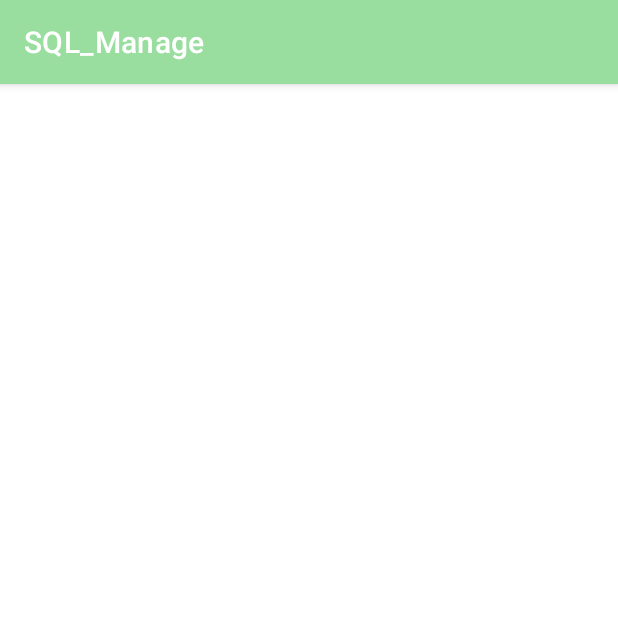
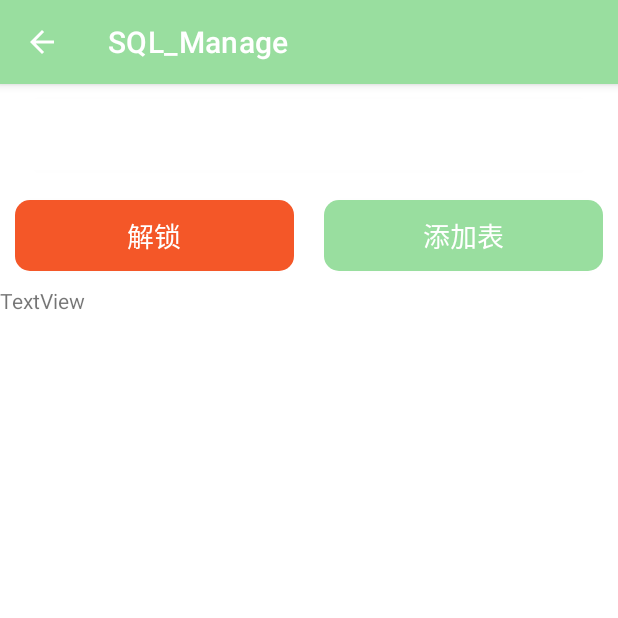
Before and after one commit to AgonyListener/SQL_Manage, an Android app: the ManageActivity screen opened directly, with no data from a screen before it, on a phone screen of 412 x 824 dp, the top half of it. Run offline under Robolectric (Android 15) with nearby library versions, the phone set to English and light mode, and no system bars; 1 statement that could not run was skipped.

Commit message:
准备实现检索数据库，表功能

```diff
--- a/app/src/main/AndroidManifest.xml
+++ b/app/src/main/AndroidManifest.xml
@@ -12,10 +12,10 @@
         android:supportsRtl="true"
         android:theme="@style/Theme.SQL_Manage">
         <activity
-            android:name=".ManageActivity"
+            android:name=".activity.ManageActivity"
             android:exported="false" />
         <activity
-            android:name=".MainActivity"
+            android:name=".activity.MainActivity"
             android:exported="true">
             <intent-filter>
                 <action android:name="android.intent.action.MAIN" />
--- /dev/null
+++ b/app/src/main/java/com/example/sql_manage/activity/ManageActivity.java
@@ -0,0 +1,127 @@
+package com.example.sql_manage.activity;
+
+import androidx.appcompat.app.AppCompatActivity;
+
+import android.annotation.SuppressLint;
+import android.os.Bundle;
+import android.view.MenuItem;
+import android.widget.TextView;
+import android.widget.Toast;
+
+import com.example.sql_manage.MainData;
+import com.example.sql_manage.R;
+import com.example.sql_manage.sql_bean.SQLMsgBean;
+import com.example.sql_manage.utils.MySQLConnections;
+import com.google.android.material.card.MaterialCardView;
+
+import java.sql.Connection;
+import java.sql.DatabaseMetaData;
+import java.sql.PreparedStatement;
+import java.sql.ResultSet;
+import java.sql.SQLException;
+import java.util.ArrayList;
+import java.util.List;
+
+public class ManageActivity extends AppCompatActivity {
+    private SQLMsgBean sqlMsgBean;
+    private TextView textView,tag;
+    String string="";
+
+    private static Connection con = null;
+    private static PreparedStatement stmt = null;
+    @Override
+    protected void onCreate(Bundle savedInstanceState) {
+        super.onCreate(savedInstanceState);
+        setContentView(R.layout.activity_manage);
+        //获取数据库连接信息
+        sqlMsgBean = MainData.sqlMsgBean;
+        //数据库名字
+        getSupportActionBar().setTitle(sqlMsgBean.getDbname());
+        //返回按钮
+        getSupportActionBar().setDisplayHomeAsUpEnabled(true);
+
+        initViews();
+
+
+
+
+        new Thread_reg().start();
+
+    }
+    private void initViews(){
+        textView = findViewById(R.id.textView);
+        tag = findViewById(R.id.notice);
+    }
+    public boolean onOptionsItemSelected(MenuItem item) {
+        switch (item.getItemId()) {
+            case android.R.id.home:
+                finish();
+                break;
+        }
+        return true;
+    }
+    class Thread_reg extends Thread{
+        @Override
+        public void run() {
+            try {
+                con = MySQLConnections.getConnection(sqlMsgBean.getmainURL(),sqlMsgBean.getUser(),sqlMsgBean.getPassword());
+            } catch (Exception e) {
+                e.printStackTrace();
+            }
+            try {
+
+                String search_sql ="SELECT table_name FROM information_schema.tables WHERE table_schema = '"+sqlMsgBean.getDbname()+"' AND table_type = 'base table'";    //要执行的SQ
+                if (con!=null) {
+                    stmt = con.prepareStatement(search_sql);
+                    // 关闭事务自动提交 ,这一行必须加上
+                    con.setAutoCommit(false);
+
+
+                    ResultSet rs = stmt.executeQuery();//创建数据对象
+                    while (rs.next()) {
+                        string+="\n"+rs.getString(1);
+                    }
+                    con.commit();
+                    rs.close();
+                    stmt.close();
+                    List<String> a = getDataBases(con);
+                    runOnUiThread(new Runnable() {
+                        @Override
+                        public void run() {
+                            if (string.length()<=0){
+                                tag.setText("无表或者连接异常【点击可编辑信息】");
+                                tag.setBackgroundResource(R.color.red);
+                            }else {
+                                tag.setText("连接成功【点击可编辑信息】");
+                                tag.setBackgroundResource(R.color.green);
+                            }
+                            string +="\n-------------------------\n";
+                            for (int i = 0; i < a.size(); i++) {
+                                string+="\n"+a.get(i);
+                            }
+                            textView.setText(string);
+                            Toast.makeText(ManageActivity.this, "ok", Toast.LENGTH_SHORT).show();
+                        }
+                    });
+                }
+            }catch (SQLException e){
+                e.printStackTrace();
+            } catch (Exception e) {
+                e.printStackTrace();
+            }
+        }
+    }
+
+    public static List<String> getDataBases(Connection connection) throws Exception {
+
+        DatabaseMetaData metaData = connection.getMetaData();
+        ResultSet catalogs = metaData.getCatalogs();
+        ArrayList<String> dbs = new ArrayList<>();
+        while (catalogs.next()) {
+            String db = catalogs.getString(".TABLE_CAT");
+            dbs.add(db);
+        }
+
+        return dbs;
+    }
+}
--- a/app/src/main/java/com/example/sql_manage/sql_bean/SQLMsgBean.java
+++ b/app/src/main/java/com/example/sql_manage/sql_bean/SQLMsgBean.java
@@ -33,7 +33,7 @@ public class SQLMsgBean {
     }
 
     public String getmainURL() {
-        return "jdbc:mysql://"+dburl+":"+dbport+"/"+dbname;
+        return "jdbc:mysql://"+dburl+":"+dbport;
     }
     public String getStauts() {
         return stauts;
--- a/app/src/main/res/layout/activity_manage.xml
+++ b/app/src/main/res/layout/activity_manage.xml
@@ -1,9 +1,79 @@
 <?xml version="1.0" encoding="utf-8"?>
-<androidx.constraintlayout.widget.ConstraintLayout xmlns:android="http://schemas.android.com/apk/res/android"
+<LinearLayout xmlns:android="http://schemas.android.com/apk/res/android"
     xmlns:app="http://schemas.android.com/apk/res-auto"
     xmlns:tools="http://schemas.android.com/tools"
     android:layout_width="match_parent"
     android:layout_height="match_parent"
-    tools:context=".ManageActivity">
+    android:orientation="vertical"
+    tools:context=".activity.ManageActivity">
+    <com.google.android.material.card.MaterialCardView
+        android:id="@+id/material"
+        android:layout_width="match_parent"
+        android:layout_height="wrap_content"
+        android:layout_margin="10dp"
 
-</androidx.constraintlayout.widget.ConstraintLayout>
+        app:cardCornerRadius="10dp"
+        app:cardElevation="2dp">
+        <TextView
+            android:padding="10dp"
+            android:id="@+id/notice"
+            android:gravity="center"
+            android:layout_width="match_parent"
+            android:layout_height="match_parent"
+            android:textSize="18dp"
+            android:textColor="@color/white"
+            android:text="无表或者连接异常【点击可编辑信息】" />
+    </com.google.android.material.card.MaterialCardView>
+
+    <LinearLayout
+        android:layout_width="match_parent"
+        android:layout_height="wrap_content"
+        android:orientation="horizontal">
+        <com.google.android.material.card.MaterialCardView
+            android:layout_width="0dp"
+            android:layout_weight="1"
+            android:layout_height="wrap_content"
+            android:layout_margin="10dp"
+
+            app:cardCornerRadius="10dp"
+            app:cardElevation="2dp">
+            <TextView
+                android:padding="10dp"
+                android:gravity="center"
+                android:layout_width="match_parent"
+                android:layout_height="match_parent"
+                android:background="@color/orange"
+                android:textSize="18dp"
+                android:textColor="@color/white"
+                android:text="解锁" />
+        </com.google.android.material.card.MaterialCardView>
+        <com.google.android.material.card.MaterialCardView
+            android:layout_width="0dp"
+            android:layout_weight="1"
+            android:layout_height="wrap_content"
+            android:layout_margin="10dp"
+
+            app:cardCornerRadius="10dp"
+            app:cardElevation="2dp">
+            <TextView
+                android:padding="10dp"
+                android:gravity="center"
+                android:layout_width="match_parent"
+                android:layout_height="match_parent"
+                android:textSize="18dp"
+                android:background="@color/purple_700"
+                android:textColor="@color/white"
+                android:text="添加表" />
+        </com.google.android.material.card.MaterialCardView>
+    </LinearLayout>
+
+
+
+    <TextView
+        android:id="@+id/textView"
+        android:layout_width="match_parent"
+        android:layout_height="match_parent"
+        android:text="TextView"
+        app:layout_constraintStart_toStartOf="parent"
+        app:layout_constraintTop_toTopOf="parent" />
+</LinearLayout>
--- a/app/src/main/res/values/colors.xml
+++ b/app/src/main/res/values/colors.xml
@@ -10,4 +10,6 @@
 
     <color name="hui">#f1f3fc</color>
     <color name="orange">#f45728</color>
+    <color name="red">#F44336</color>
+    <color name="green">#4CAF50</color>
 </resources>
```
Also changed, not shown: app/src/main/java/com/example/sql_manage/MainData.java (added, +15 -0 lines), app/src/main/java/com/example/sql_manage/ManageActivity.java (deleted, +0 -14 lines), app/src/main/java/com/example/sql_manage/activity/MainActivity.java (renamed from app/src/main/java/com/example/sql_manage/MainActivity.java, +37 -4 lines), app/src/main/java/com/example/sql_manage/utils/MySQLConnections.java (+9 -4 lines), app/src/main/res/layout/activity_main.xml (+10 -1 lines).
